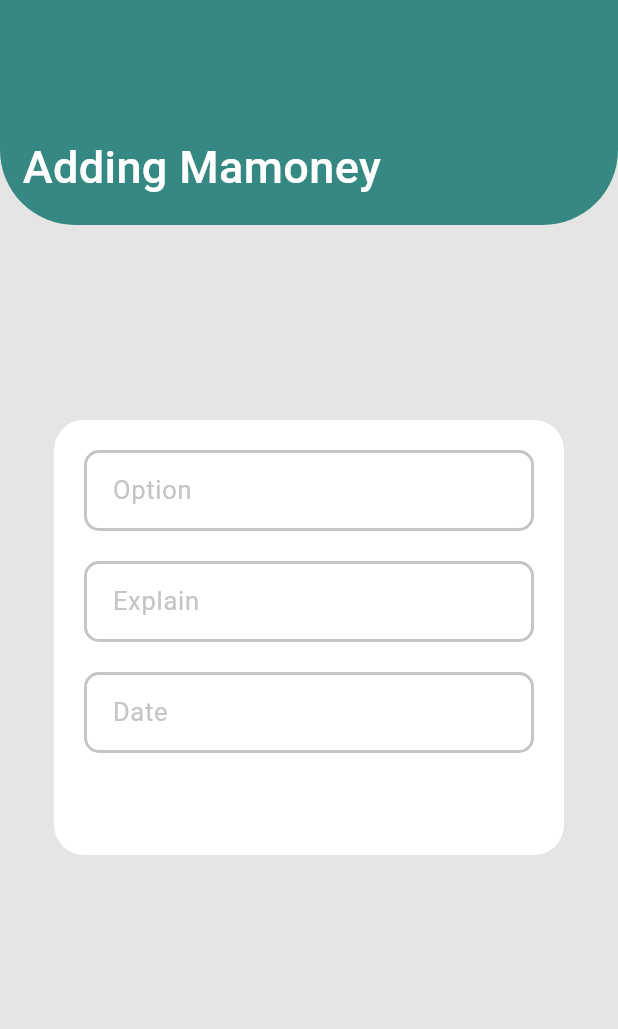
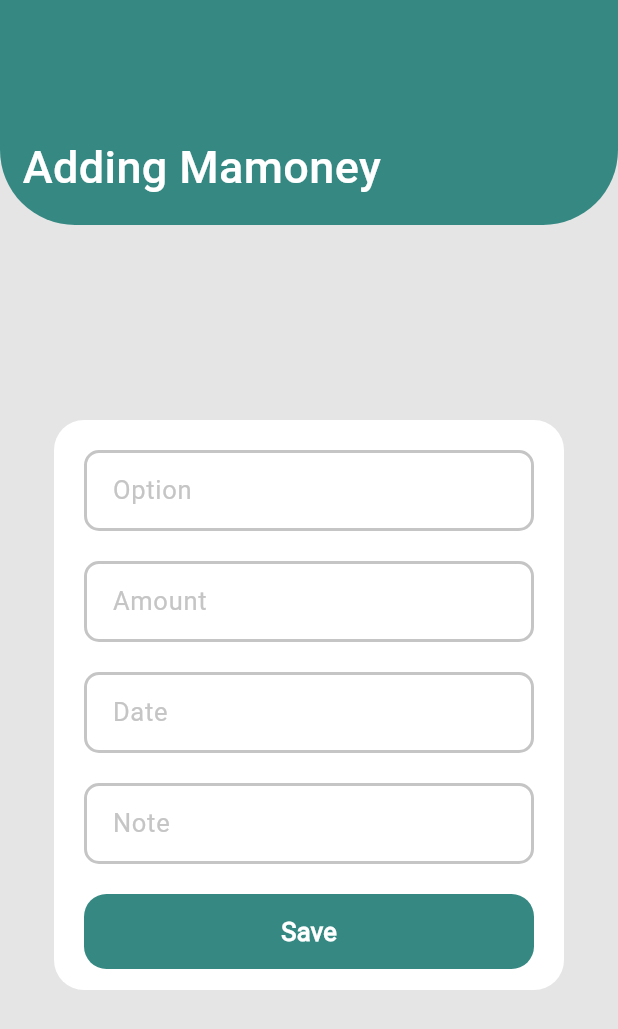
Before and after one commit to PPB-Flutter/UAS-FinanceApp, a Flutter app: the Add screen opened by its route, on a phone screen of 412 x 824 dp. Shown: the top 1029 px of the screen. Run offline on Flutter 3.47's test engine with Material 3 defaults, Android fonts, the phone set to English and light mode, and no system bars; our stand-ins replace firebase_auth, firebase_core, go_router; accounts and stored records are empty.

Commit message:
menambahkan ui bagian add.dart

```diff
--- a/lib/pages/add.dart
+++ b/lib/pages/add.dart
@@ -1,5 +1,6 @@
 import 'package:finance_app/controller/dashboard.dart';
 import 'package:finance_app/style/colors.dart';
+import 'package:finance_app/widgets/ui/button.dart';
 import 'package:finance_app/widgets/ui/input.dart';
 import 'package:flutter/material.dart';
 import 'package:go_router/go_router.dart';
@@ -84,7 +85,7 @@ class _AddState extends State<Add> {
                   borderRadius: BorderRadius.circular(20),
                   color: white,
                 ),
-                height: 290,
+                height: 380,
                 width: 340,
                 child: Column(children: [
                   SizedBox(height: 20),
@@ -93,11 +94,23 @@ class _AddState extends State<Add> {
                   ),
                   SizedBox(height: 20),
                   Input(
-                    label: "Explain",
+                    label: "Amount",
                   ),
                   SizedBox(height: 20),
                   Input(
                     label: "Date",
+                  ),
+                  SizedBox(height: 20),
+                  Input(
+                    label: "Note",
+                  ),
+                  SizedBox(height: 20),
+                  Button(
+                    label: "Save",
+                    width: 300,
+                    onTap: () {
+                      setState(() {});
+                    },
                   ),
                 ]),
               ))
--- a/lib/widgets/bottom_navigator.dart
+++ b/lib/widgets/bottom_navigator.dart
@@ -69,7 +69,7 @@ class _BottomState extends State<BottomNavigator> {
                   });
                 },
                 child: Icon(
-                  Icons.person_outlined,
+                  Icons.logout,
                   size: 30,
                   color: widget.page == 1 ? primary : label,
                 ),
```
